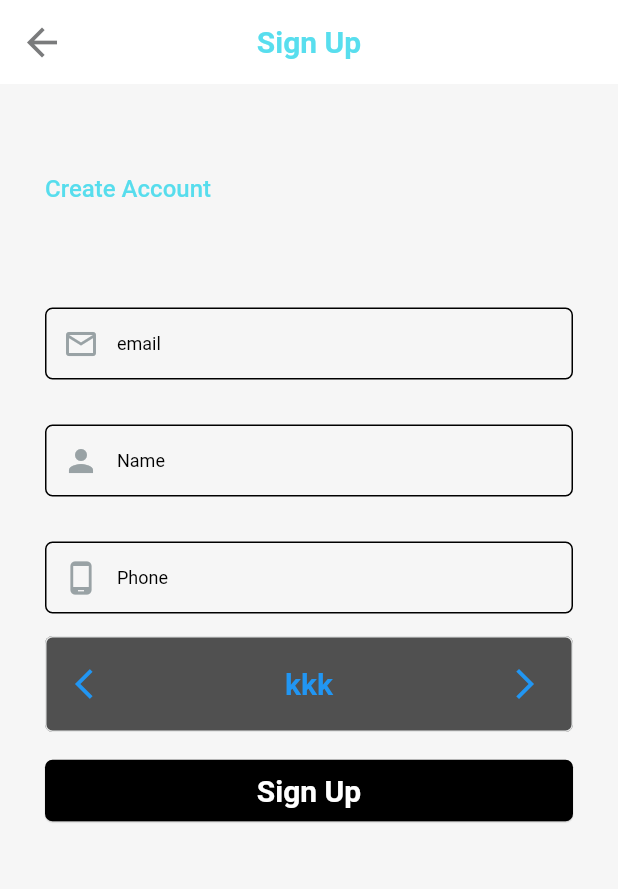
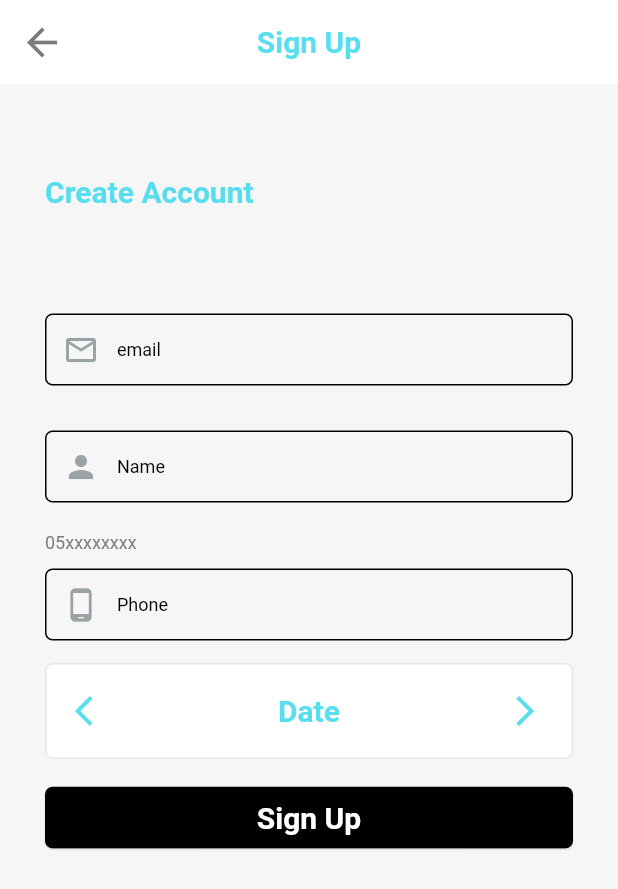
Before and after one commit to nujud-alharbi/api_task, a Flutter app: the SignUpScreen screen opened directly, on a phone screen of 412 x 824 dp. Shown: the top 889 px of the screen. Run offline on Flutter 3.47's test engine with Material 2 defaults, Android fonts, the phone set to English and light mode, and no system bars; our stand-ins replace get, get_storage, google_fonts; accounts and stored records are empty; Roboto replaces fonts that are missing (Ubuntu).

Commit message:
enh : auth

```diff
--- /dev/null
+++ b/lib/core/constant/validation.dart
@@ -0,0 +1,21 @@
+class Validation{
+
+  static const String validationEmail =
+      r"^[a-zA-Z0-9.a-zA-Z0-9.!#$%&'*+-/=?^_`{|}~]+@[a-zA-Z0-9]+\.[a-zA-Z]+";
+
+  static const String validationName = r'^[a-z A-Z]+$';
+
+  static const String validationText = r'^[a-z A-Z 0-9]+$';
+
+  static const String validationWebsite = r"^[a-z A-Z 0-9.!#$%&'*+-/=?^_`{|}~]";
+
+  static const String validationOptional = "";
+
+  static const String validationPassword =
+      r"^(?=.*?[A-Z])(?=.*?[a-z])(?=.*?[0-9])(?=.*?[!@#\$&*~]).{8,}$";
+
+  static const String validationPhoneNumber = r'(?:\+?0*?966)?0?(5[0-9]{8})';
+
+  static const String validationNumber = r'^(-?)(0|([1-9][0-9]*))(\.[0-9]+)?$';
+
+}
--- a/lib/core/routes/route.dart
+++ b/lib/core/routes/route.dart
@@ -18,7 +18,7 @@ class AppRoutes {
         binding: Binding()),
     GetPage(
         name: Routes.profileScreen,
-        page: () => const ProfileScreen(),
+        page: () =>  ProfileScreen(),
         binding: Binding()),
     GetPage(
         name: Routes.personalInformation,
--- a/lib/feature/auth/view/screen/SignUp.dart
+++ b/lib/feature/auth/view/screen/SignUp.dart
@@ -1,3 +1,4 @@
+import 'package:api_todo_auth/core/theme/app_colors.dart';
 import 'package:api_todo_auth/feature/auth/logic/controller/auth_controller.dart';
 import 'package:api_todo_auth/feature/auth/model/user.dart';
 import 'package:api_todo_auth/feature/crud/logic/controller/todoController.dart';
@@ -6,34 +7,47 @@ import 'package:flutter/material.dart';
 import 'package:get/get.dart';
 import 'package:get_storage/get_storage.dart';
 
+import '../../../../common/dialoge_widget.dart';
 import '../../../../common/text_field_widget.dart';
 import '../../../../core/constant/keys.dart';
+import '../../../../core/constant/validation.dart';
 import '../../../../core/routes/route.dart';
 
 class SignUpScreen extends StatelessWidget {
   SignUpScreen({Key? key}) : super(key: key);
   final authController = Get.put(AuthController());
+  final formKey = GlobalKey<FormState>();
   @override
   Widget build(BuildContext context) {
     final theme = Theme.of(context).textTheme;
-    print("pppp");
-
     return Scaffold(
       appBar: AppBar(
+        title: const Text("Sign Up"),
+      ),
 
-        title: Text("Sign Up"),
-      ),
-      body: Padding(
+      body: Form(
+        key: formKey,
+        child: Padding(
           padding: const EdgeInsets.only(top: 60.0, right: 30, left: 30),
           child: Column(
             crossAxisAlignment: CrossAxisAlignment.start,
             children: [
-            Text("Create Account"),
-            SizedBox(
+               Text("Create Account" ,style: theme.bodyLarge),
+              const SizedBox(
                 height: 60,
               ),
               TextFieldWidget(
                 controller: authController.emailController,
+                validator: (value) {
+                  if (value.toString().isEmpty) {
+                    return "Please enter email";
+                  } else if (!RegExp(Validation.validationEmail)
+                      .hasMatch(value)) {
+                    return "Please enter a correct email address";
+                  } else {
+                    return null;
+                  }
+                },
                 obscureText: false,
                 prefixIcon: const Icon(
                   Icons.email_outlined,
@@ -46,6 +60,18 @@ class SignUpScreen extends StatelessWidget {
               TextFieldWidget(
                 controller: authController.nameController,
                 obscureText: false,
+                validator: (value) {
+                  if (value.toString().isEmpty) {
+                    return 'Enter your Nameame';
+                  } else if (!RegExp(Validation.validationName)
+                      .hasMatch(value)) {
+                    return "Please enter a correct Name";
+                  } else if (value.toString().length < 2) {
+                    return 'Your Name should be at least 2 long ';
+                  } else {
+                    return null;
+                  }
+                },
                 prefixIcon: const Icon(
                   Icons.person,
                 ),
@@ -57,68 +83,76 @@ class SignUpScreen extends StatelessWidget {
               TextFieldWidget(
                 controller: authController.phoneController,
                 obscureText: false,
+                validator: (value) {
+                  if (value.toString().isEmpty) {
+                    return 'Enter your phone number'.tr;
+                  } else if (!RegExp(Validation.validationNumber)
+                      .hasMatch(value)) {
+                    return "Please enter a correct phone number".tr;
+                  } else if (value.toString().length < 10 ||
+                      value.toString().length > 10) {
+                    return 'sorry, invalid phone number'.tr;
+                  } else {
+                    return null;
+                  }
+                },
                 prefixIcon: const Icon(
                   Icons.phone_android,
                 ),
                 label: 'Phone',
-            ),
-
-
-
-
-
-            const SizedBox(
-              height: 15,
-            ),
-
-
-
-            GetBuilder<AuthController>(builder: (_) {
-                return SizedBox(
-                    width: 480,
-                    child: OutlinedButton(onPressed: () {
-                      authController.chooseDate();
-
-                    }, child:
-
-
-                    Padding(
-                      padding: const EdgeInsets.only(right: 20.0 ,left: 20.0),
-                      child: Row(
-                   mainAxisAlignment: MainAxisAlignment.spaceBetween,
-                        children:  [
-                          Icon(Icons.arrow_back_ios),
-
-                          Text( authController.isDate?
-                          authController.dateButton: "kkk" ),
-                          Icon(Icons.arrow_forward_ios),
-                        ],
-                      ),
-                    )));
-              }
+                text: "05xxxxxxxx",
               ),
               const SizedBox(
                 height: 15,
               ),
-
-
-
+              GetBuilder<AuthController>(builder: (_) {
+                return SizedBox(
+                    width: 480,
+                    child: OutlinedButton(
+                        onPressed: () {
+                          authController.chooseDate();
+                        },
+                        child: Padding(
+                          padding:
+                              const EdgeInsets.only(right: 20.0, left: 20.0),
+                          child: Row(
+                            mainAxisAlignment: MainAxisAlignment.spaceBetween,
+                            children: [
+                              Icon(Icons.arrow_back_ios,color: blueColor,),
+                              Text(authController.isDate
+                                  ? authController.dateButton
+                                  : "Date",style: theme.bodyLarge,),
+                              Icon(Icons.arrow_forward_ios ,color: blueColor,),
+                            ],
+                          ),
+                        )));
+              }),
+              const SizedBox(
+                height: 15,
+              ),
               ElevatedButton(
                   onPressed: () async {
+
+                    if (formKey.currentState!.validate()) {
+
                       var data = User(
                           name: authController.nameController.text,
                           email: authController.emailController.text,
-                      phoneNum: int.parse(authController.phoneController.text
-
-                      ), id: authController.emailController.text,
-                  birthDate:authController.dattta);
+                          phoneNum:
+                              int.parse(authController.phoneController.text),
+                          id: authController.emailController.text,
+                          birthDate: authController.dattta);
                       await authController.postData(data);
-await GetStorage().write(AppKeys.authKey,data.id);
+                      await GetStorage().write(AppKeys.authKey, data.id);
 
                       Get.toNamed(Routes.homeScreen);
+                    }
+
                     },
+
                   child: const Text("Sign Up"))
             ],
+          ),
         ),
       ),
     );
--- a/lib/feature/crud/logic/controller/todoController.dart
+++ b/lib/feature/crud/logic/controller/todoController.dart
@@ -13,7 +13,7 @@ class TodoController extends GetxController {
   final apiService = TodoService();
   TextEditingController titleController = TextEditingController();
   TextEditingController descriptionController = TextEditingController();
-  TextEditingController dateController = TextEditingController();
+ TextEditingController dateController = TextEditingController();
 
 
 
--- a/lib/feature/crud/view/screen/home_screen.dart
+++ b/lib/feature/crud/view/screen/home_screen.dart
@@ -51,8 +51,10 @@ class HomeScreen extends StatelessWidget {
                                 itemCount: snapshot.data?.length,
                                 itemBuilder: (context, index) {
                                   var data = snapshot.data?[index];
-                                  var date = DateFormat('yyyy-MM-dd hh:mm:ss')
-                                      .parse(data!.date);
+                                  var date =
+                             DateTime.now();
+                                 // DateFormat('yyyy-MM-dd hh:mm:ss')
+                                 // .parse(data!.date);
                                   return ListItem(
                                     data: data, controller: controller, date: date,);
                                 },
--- a/lib/feature/crud/view/widget/list_item.dart
+++ b/lib/feature/crud/view/widget/list_item.dart
@@ -63,7 +63,8 @@ class ListItem extends StatelessWidget {
                         height: 8,
                       ),
                       Text(
-                        DateFormat.yMMMMEEEEd().format(date),
+                        // data!.date.toString(),
+                     DateFormat.yMMMMEEEEd().format(date),
                         style: theme.headlineSmall,
                       ),
                     ],
--- a/lib/feature/profile/logic/controller/profile_controller.dart
+++ b/lib/feature/profile/logic/controller/profile_controller.dart
@@ -10,6 +10,10 @@ class ProfileController extends GetxController{
 
 
   bool isLoading = false;
+
+  bool isDarkTheme = false;
+
+
   TextEditingController nameController = TextEditingController();
   TextEditingController emailController = TextEditingController();
   TextEditingController phoneController = TextEditingController();
--- a/pubspec.yaml
+++ b/pubspec.yaml
@@ -36,10 +36,10 @@ dependencies:
   # Use with the CupertinoIcons class for iOS style icons.
   cupertino_icons: ^1.0.2
   get: ^4.6.5
-  intl: ^0.18.1
   http: ^0.13.6
   get_storage: ^2.0.3
   google_fonts: ^4.0.3
+  intl: ^0.18.1
 
 dev_dependencies:
   flutter_test:
```
Also changed, not shown: lib/core/theme/light_theme.dart (+10 -2 lines), lib/feature/profile/view/screen/profileScreen.dart (+10 -6 lines), lib/feature/profile/widget/dark_mode_widget.dart (added, +32 -0 lines), lib/feature/profile/widget/logout_widget.dart (+6 -6 lines). Lines whose indentation alone changed are shown as unchanged.
